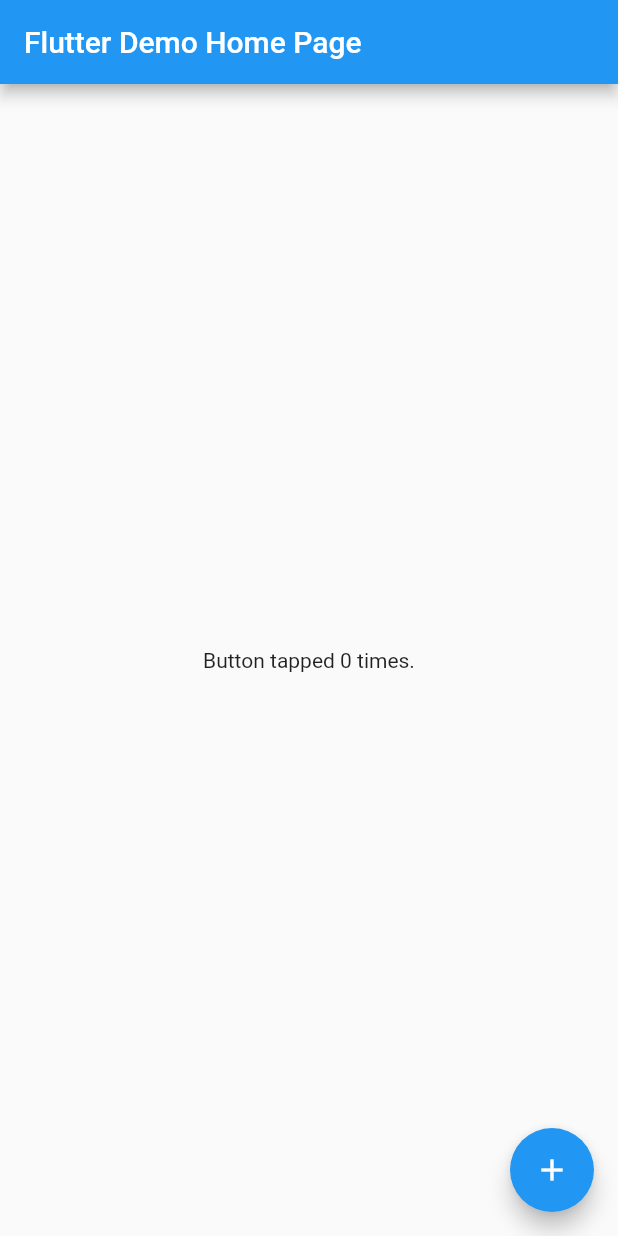
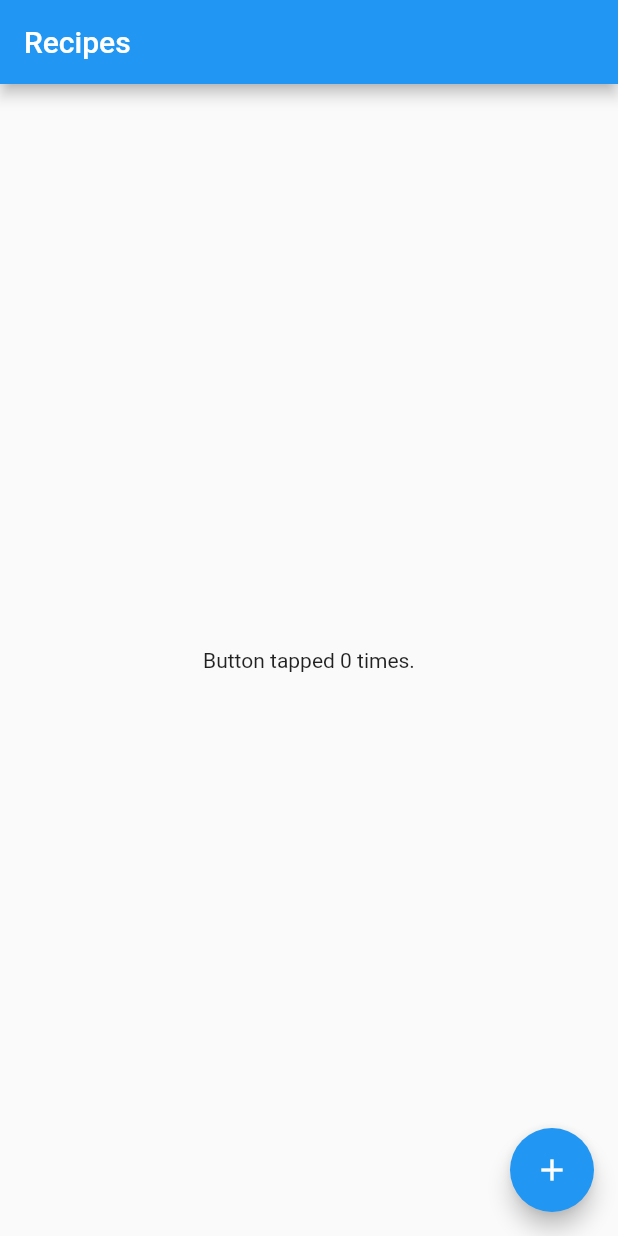
Before and after one commit to dunbar-brett/projectfud, a Flutter app: the screen it shows after launch, on a phone screen of 412 x 824 dp. Run offline on Flutter 3.47's test engine with Material 2 defaults, Android fonts, the phone set to English and light mode, and no system bars.

Commit message:
changed all the homepage naming to recipe

```diff
--- a/lib/main.dart
+++ b/lib/main.dart
@@ -9,7 +9,7 @@ class MyApp extends StatelessWidget {
   @override
   Widget build(BuildContext context) {
     return new MaterialApp(
-      title: 'Flutter Demo',
+      title: 'Project Füd',
       theme: new ThemeData(
         // This is the theme of your application.
         //
@@ -22,13 +22,14 @@ class MyApp extends StatelessWidget {
         // is not restarted.
         primarySwatch: Colors.blue,
       ),
-      home: new MyHomePage(title: 'Flutter Demo Home Page'),
+      //splash screen before this
+      home: new Recipes(title: 'Recipes'),
     );
   }
 }
 
-class MyHomePage extends StatefulWidget {
-  MyHomePage({Key key, this.title}) : super(key: key);
+class Recipes extends StatefulWidget {
+  Recipes({Key key, this.title}) : super(key: key);
 
   // This widget is the home page of your application. It is stateful,
   // meaning that it has a State object (defined below) that contains
@@ -42,10 +43,10 @@ class MyHomePage extends StatefulWidget {
   final String title;
 
   @override
-  _MyHomePageState createState() => new _MyHomePageState();
+  RecipePageState createState() => new RecipePageState();
 }
 
-class _MyHomePageState extends State<MyHomePage> {
+class RecipePageState extends State<Recipes> {
   int _counter = 0;
 
   void _incrementCounter() {
```
